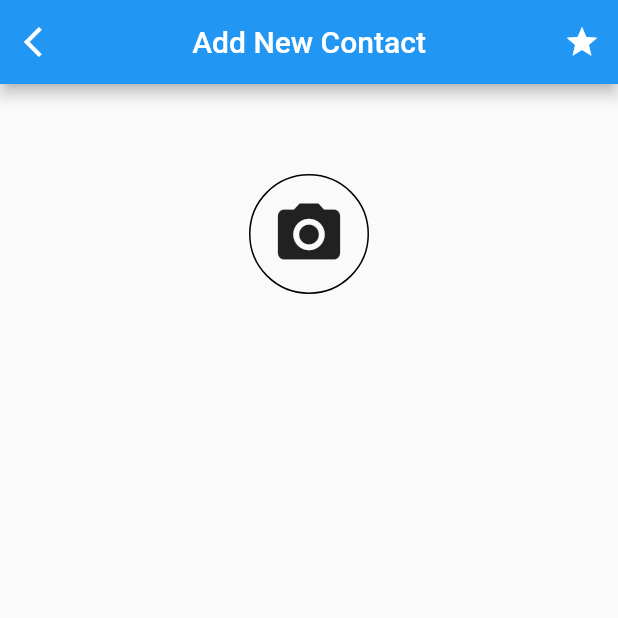
After one commit to maleimings/MyContactApp, a Flutter app: the AddNewContact screen opened directly, on a phone screen of 412 x 824 dp, the top half of it. The commit adds this screen. Run offline on Flutter 3.47's test engine with Material 2 defaults, Android fonts, the phone set to English and light mode, and no system bars; our stand-ins replace sqflite; accounts and stored records are empty.

Commit message:
Add Contact

```diff
--- /dev/null
+++ b/lib/add_new_contact.dart
@@ -0,0 +1,58 @@
+import 'package:flutter/material.dart';
+
+class AddNewContact extends StatelessWidget {
+  const AddNewContact({super.key});
+
+  @override
+  Widget build(BuildContext context) {
+    // TODO: implement build
+    return Scaffold(
+      appBar: AppBar(
+        centerTitle: true,
+        title: const Text('Add New Contact'),
+        leading: IconButton(
+          icon: const Icon(Icons.arrow_back_ios),
+          onPressed: () {
+            Navigator.of(context).pop();
+          },
+        ),
+        actions: [
+          IconButton(
+            icon: const Icon(Icons.star),
+            onPressed: () {},
+          )
+        ],
+      ),
+      body: Column(
+        children: [
+          const Padding(padding: EdgeInsets.only(top: 60)),
+          Center(
+            child: Container(
+              width: 80,
+              height: 80,
+              alignment: Alignment.center,
+              decoration: BoxDecoration(
+                border: Border.all(
+                  color: Colors.black,
+                ),
+                shape: BoxShape.circle,
+              ),
+              child: Center(
+                  child: SizedBox(
+                height: 80,
+                width: 80,
+                child: IconButton(
+                  icon: const Icon(
+                    Icons.photo_camera,
+                    size: 50,
+                  ),
+                  onPressed: () {},
+                ),
+              )),
+            ),
+          )
+        ],
+      ),
+    );
+  }
+}
--- a/lib/my_contact.dart
+++ b/lib/my_contact.dart
@@ -1,4 +1,6 @@
 import 'package:flutter/material.dart';
+
+import 'add_new_contact.dart';
 
 void main() {
   runApp(const MyApp());
@@ -64,6 +66,13 @@ class _MyHomePageState extends State<MyHomePage> {
     });
   }
 
+  showAddNewContact(BuildContext context) {
+    Navigator.push(
+      context,
+      MaterialPageRoute(builder: (context) => const AddNewContact()),
+    );
+  }
+
   @override
   Widget build(BuildContext context) {
     // This method is rerun every time setState is called, for instance as done
@@ -104,7 +113,9 @@ class _MyHomePageState extends State<MyHomePage> {
                 ),
                 ListTile(
                   title: const Text('Create Contact'),
-                  onTap: () {},
+                  onTap: () {
+                    showAddNewContact(context);
+                  },
                 ),
                 ListTile(
                   title: const Text('Settings'),
@@ -145,7 +156,9 @@ class _MyHomePageState extends State<MyHomePage> {
           ),
         ),
         floatingActionButton: FloatingActionButton(
-          onPressed: _incrementCounter,
+          onPressed: () {
+            showAddNewContact(context);
+          },
           tooltip: 'Create new contact',
           child: const Icon(Icons.add),
         ),
```
